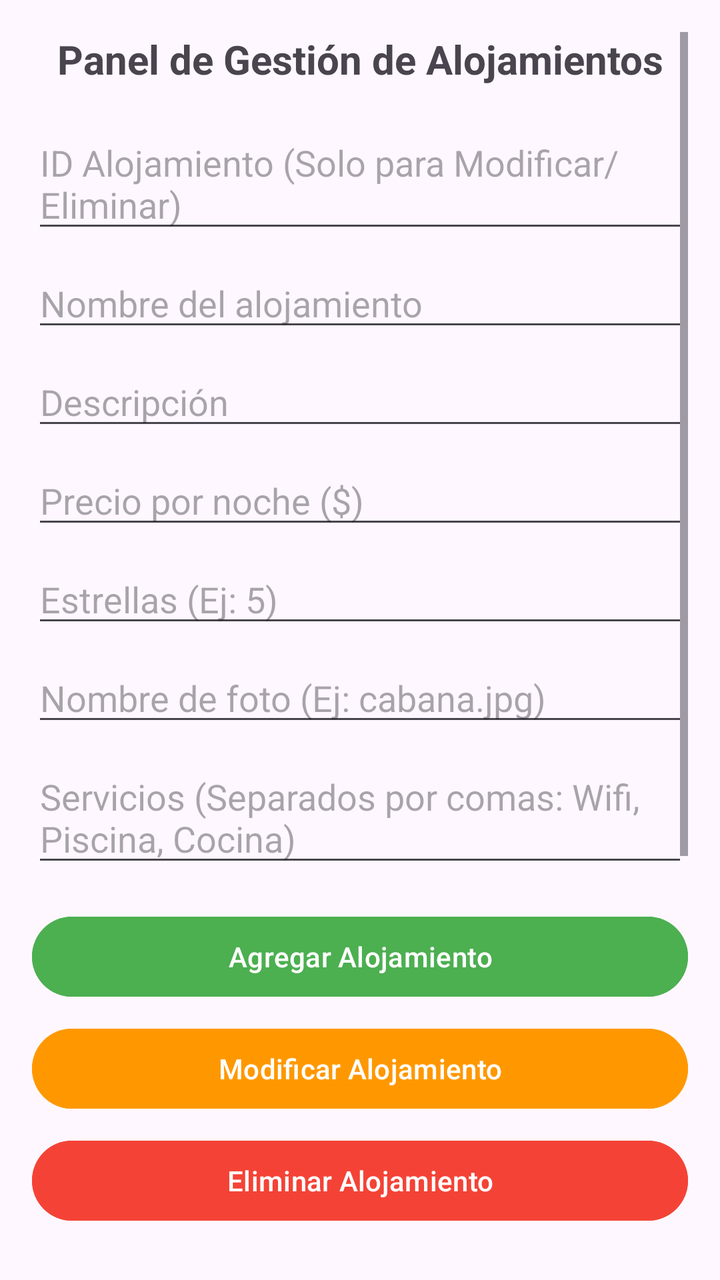
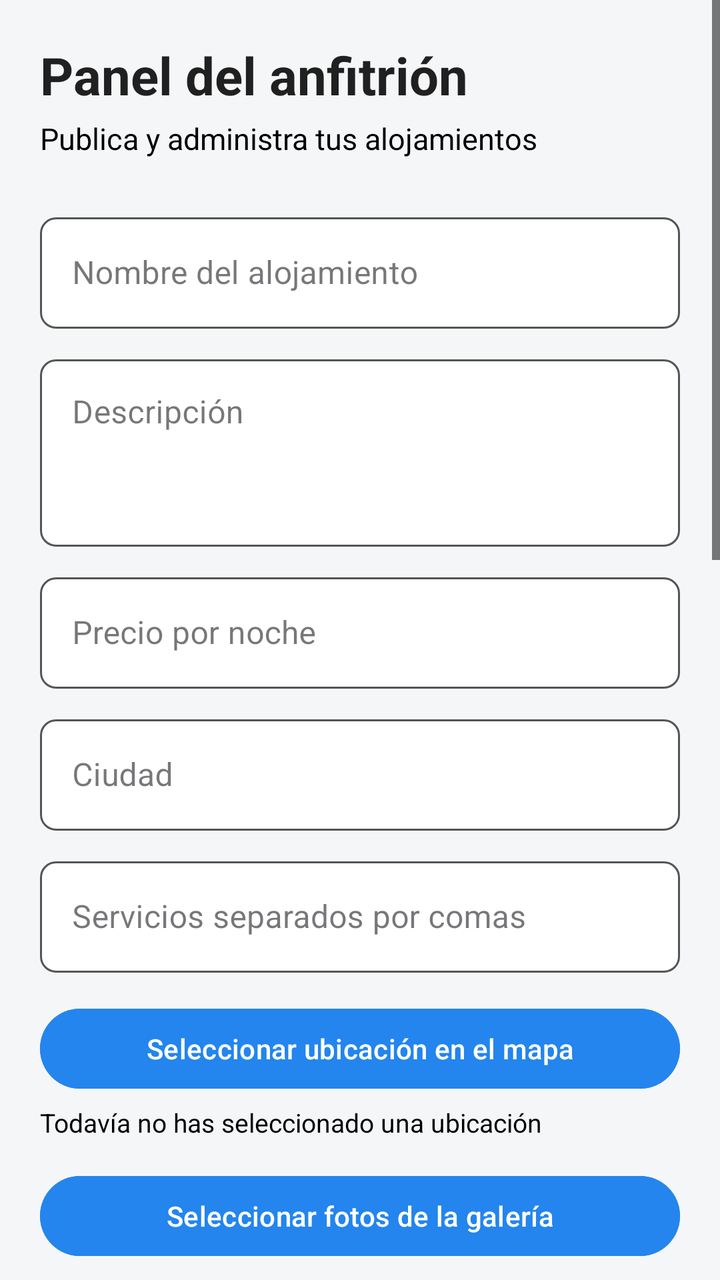

Two renders of the same Android screen: before a commit and after it. Below are the layout's source before the change and the commit's diff.
<!-- AndroidManifest.xml: application theme Theme.Pipabnb -->
<!-- res/layout/activity_gestion_alojamiento.xml -->
<?xml version="1.0" encoding="utf-8"?>
<ScrollView xmlns:android="http://schemas.android.com/apk/res/android"
    android:layout_width="match_parent"
    android:layout_height="match_parent"
    android:padding="16dp">

    <LinearLayout
        android:layout_width="match_parent"
        android:layout_height="wrap_content"
        android:orientation="vertical">

        <TextView
            android:layout_width="match_parent"
            android:layout_height="wrap_content"
            android:text="Panel de Gestión de Alojamientos"
            android:textSize="20sp"
            android:textStyle="bold"
            android:gravity="center"
            android:layout_marginBottom="16dp"/>

        <EditText
            android:id="@+id/inputId"
            android:layout_width="match_parent"
            android:layout_height="wrap_content"
            android:hint="ID Alojamiento (Solo para Modificar/Eliminar)"
            android:layout_marginBottom="8dp"/>

        <EditText
            android:id="@+id/inputNombre"
            android:layout_width="match_parent"
            android:layout_height="wrap_content"
            android:hint="Nombre del alojamiento"
            android:layout_marginBottom="8dp"/>

        <EditText
            android:id="@+id/inputDescripcion"
            android:layout_width="match_parent"
            android:layout_height="wrap_content"
            android:hint="Descripción"
            android:layout_marginBottom="8dp"/>

        <EditText
            android:id="@+id/inputPrecio"
            android:layout_width="match_parent"
            android:layout_height="wrap_content"
            android:hint="Precio por noche ($)"
            android:inputType="numberDecimal"
            android:layout_marginBottom="8dp"/>

        <EditText
            android:id="@+id/inputEstrellas"
            android:layout_width="match_parent"
            android:layout_height="wrap_content"
            android:hint="Estrellas (Ej: 5)"
            android:inputType="number"
            android:layout_marginBottom="8dp"/>

        <EditText
            android:id="@+id/inputFoto"
            android:layout_width="match_parent"
            android:layout_height="wrap_content"
            android:hint="Nombre de foto (Ej: cabana.jpg)"
            android:layout_marginBottom="8dp"/>

        
        <EditText
            android:id="@+id/inputServicios"
            android:layout_width="match_parent"
            android:layout_height="wrap_content"
            android:hint="Servicios (Separados por comas: Wifi, Piscina, Cocina)"
            android:layout_marginBottom="16dp"/>

        <Button
            android:id="@+id/btnAgregar"
            android:layout_width="match_parent"
            android:layout_height="wrap_content"
            android:text="Agregar Alojamiento"
            android:backgroundTint="#4CAF50"
            android:textColor="#FFFFFF"
            android:layout_marginBottom="8dp"/>

        <Button
            android:id="@+id/btnModificar"
            android:layout_width="match_parent"
            android:layout_height="wrap_content"
            android:text="Modificar Alojamiento"
            android:backgroundTint="#FF9800"
            android:textColor="#FFFFFF"
            android:layout_marginBottom="8dp"/>

        <Button
            android:id="@+id/btnEliminar"
            android:layout_width="match_parent"
            android:layout_height="wrap_content"
            android:text="Eliminar Alojamiento"
            android:backgroundTint="#F44336"
            android:textColor="#FFFFFF"
            android:layout_marginBottom="16dp"/>

        <Button
            android:id="@+id/btnVolver"
            android:layout_width="match_parent"
            android:layout_height="wrap_content"
            android:text="Volver"
            android:backgroundTint="#757575"
            android:textColor="#FFFFFF"/>

        <androidx.recyclerview.widget.RecyclerView
            android:id="@+id/recyclerGestion"
            android:layout_width="match_parent"
            android:layout_height="250dp"
            android:layout_marginTop="16dp"/>


    </LinearLayout>
</ScrollView>
<!-- resources referenced by this layout -->
<resources>
  <style name="Theme.Pipabnb" parent="Base.Theme.Pipabnb" />
  <style name="Base.Theme.Pipabnb" parent="Theme.Material3.DayNight.NoActionBar">
          
          
      </style>
</resources>

<!-- the commit's change to res/layout/activity_gestion_alojamiento.xml (unified diff, before → after) -->
@@ -1,116 +1,243 @@
 <?xml version="1.0" encoding="utf-8"?>
 <ScrollView xmlns:android="http://schemas.android.com/apk/res/android"
+    xmlns:app="http://schemas.android.com/apk/res-auto"
     android:layout_width="match_parent"
     android:layout_height="match_parent"
-    android:padding="16dp">
+    android:background="#F5F6F8"
+    android:fillViewport="true">
 
     <LinearLayout
         android:layout_width="match_parent"
         android:layout_height="wrap_content"
-        android:orientation="vertical">
-
-        <TextView
-            android:layout_width="match_parent"
-            android:layout_height="wrap_content"
-            android:text="Panel de Gestión de Alojamientos"
-            android:textSize="20sp"
-            android:textStyle="bold"
-            android:gravity="center"
-            android:layout_marginBottom="16dp"/>
+        android:orientation="vertical"
+        android:padding="20dp">
+
+        <TextView
+            android:layout_width="match_parent"
+            android:layout_height="wrap_content"
+            android:text="Panel del anfitrión"
+            android:textColor="#202020"
+            android:textSize="26sp"
+            android:textStyle="bold" />
+
+        <TextView
+            android:layout_width="match_parent"
+            android:layout_height="wrap_content"
+            android:layout_marginTop="4dp"
+            android:text="Publica y administra tus alojamientos"
+            android:textColor="#000000"
+            android:textSize="15sp" />
 
         <EditText
             android:id="@+id/inputId"
             android:layout_width="match_parent"
             android:layout_height="wrap_content"
-            android:hint="ID Alojamiento (Solo para Modificar/Eliminar)"
-            android:layout_marginBottom="8dp"/>
+            android:visibility="gone" />
+
+        <com.google.android.material.textfield.TextInputLayout
+            style="@style/PipabnbTextInputLayout"
+            android:layout_width="match_parent"
+            android:layout_height="wrap_content"
+            android:layout_marginTop="24dp"
+            android:hint="Nombre del alojamiento">
+
+            <com.google.android.material.textfield.TextInputEditText
+                android:id="@+id/inputNombre"
+                android:layout_width="match_parent"
+                android:layout_height="wrap_content"
+                android:inputType="textCapWords"
+                android:singleLine="true"
+                android:textColor="#000000" />
+        </com.google.android.material.textfield.TextInputLayout>
+
+        <com.google.android.material.textfield.TextInputLayout
+            style="@style/PipabnbTextInputLayout"
+            android:layout_width="match_parent"
+            android:layout_height="wrap_content"
+            android:layout_marginTop="10dp"
+            android:hint="Descripción">
+
+            <com.google.android.material.textfield.TextInputEditText
+                android:id="@+id/inputDescripcion"
+                android:layout_width="match_parent"
+                android:layout_height="wrap_content"
+                android:gravity="top"
+                android:inputType="textCapSentences|textMultiLine"
+                android:minLines="3"
+                android:textColor="#000000" />
+        </com.google.android.material.textfield.TextInputLayout>
+
+        <com.google.android.material.textfield.TextInputLayout
+            style="@style/PipabnbTextInputLayout"
+            android:layout_width="match_parent"
+            android:layout_height="wrap_content"
+            android:layout_marginTop="10dp"
+            android:hint="Precio por noche">
+
+            <com.google.android.material.textfield.TextInputEditText
+                android:id="@+id/inputPrecio"
+                android:layout_width="match_parent"
+                android:layout_height="wrap_content"
+                android:inputType="numberDecimal"
+                android:singleLine="true"
+                android:textColor="#000000" />
+        </com.google.android.material.textfield.TextInputLayout>
+
+        <com.google.android.material.textfield.TextInputLayout
+            style="@style/PipabnbTextInputLayout"
+            android:layout_width="match_parent"
+            android:layout_height="wrap_content"
+            android:layout_marginTop="10dp"
+            android:hint="Ciudad">
+
+            <com.google.android.material.textfield.TextInputEditText
+                android:id="@+id/inputCiudad"
+                android:layout_width="match_parent"
+                android:layout_height="wrap_content"
+                android:inputType="textCapWords"
+                android:singleLine="true"
+                android:textColor="#000000" />
+        </com.google.android.material.textfield.TextInputLayout>
+
+        <com.google.android.material.textfield.TextInputLayout
+            style="@style/PipabnbTextInputLayout"
+            android:layout_width="match_parent"
+            android:layout_height="wrap_content"
+            android:layout_marginTop="10dp"
+            android:hint="Servicios separados por comas">
+
+            <com.google.android.material.textfield.TextInputEditText
+                android:id="@+id/inputServicios"
+                android:layout_width="match_parent"
+                android:layout_height="wrap_content"
+                android:inputType="textCapWords"
+                android:singleLine="true"
+                android:textColor="#000000" />
+        </com.google.android.material.textfield.TextInputLayout>
 
         <EditText
-            android:id="@+id/inputNombre"
-            android:layout_width="match_parent"
-            android:layout_height="wrap_content"
-            android:hint="Nombre del alojamiento"
-            android:layout_marginBottom="8dp"/>
+            android:id="@+id/inputLatitud"
+            android:layout_width="match_parent"
+            android:layout_height="wrap_content"
+            android:visibility="gone" />
 
         <EditText
-            android:id="@+id/inputDescripcion"
-            android:layout_width="match_parent"
-            android:layout_height="wrap_content"
-            android:hint="Descripción"
-            android:layout_marginBottom="8dp"/>
-
-        <EditText
-            android:id="@+id/inputPrecio"
-            android:layout_width="match_parent"
-            android:layout_height="wrap_content"
-            android:hint="Precio por noche ($)"
-            android:inputType="numberDecimal"
-            android:layout_marginBottom="8dp"/>
-
-        <EditText
-            android:id="@+id/inputEstrellas"
-            android:layout_width="match_parent"
-            android:layout_height="wrap_content"
-            android:hint="Estrellas (Ej: 5)"
-            android:inputType="number"
-            android:layout_marginBottom="8dp"/>
-
-        <EditText
-            android:id="@+id/inputFoto"
-            android:layout_width="match_parent"
-            android:layout_height="wrap_content"
-            android:hint="Nombre de foto (Ej: cabana.jpg)"
-            android:layout_marginBottom="8dp"/>
-
-        
-        <EditText
-            android:id="@+id/inputServicios"
-            android:layout_width="match_parent"
-            android:layout_height="wrap_content"
-            android:hint="Servicios (Separados por comas: Wifi, Piscina, Cocina)"
-            android:layout_marginBottom="16dp"/>
+            android:id="@+id/inputLongitud"
+            android:layout_width="match_parent"
+            android:layout_height="wrap_content"
+            android:visibility="gone" />
+
+        <Button
+            android:id="@+id/btnSeleccionarUbicacion"
+            android:layout_width="match_parent"
+            android:layout_height="wrap_content"
+            android:layout_marginTop="14dp"
+            android:backgroundTint="#2385ED"
+            android:text="Seleccionar ubicación en el mapa"
+            android:textColor="#FFFFFF" />
+
+        <TextView
+            android:id="@+id/txtUbicacionSeleccionada"
+            android:layout_width="match_parent"
+            android:layout_height="wrap_content"
+            android:layout_marginTop="4dp"
+            android:text="Todavía no has seleccionado una ubicación"
+            android:textColor="#000000"
+            android:textSize="13sp" />
+
+        <Button
+            android:id="@+id/btnSeleccionarFotos"
+            android:layout_width="match_parent"
+            android:layout_height="wrap_content"
+            android:layout_marginTop="14dp"
+            android:backgroundTint="#2385ED"
+            android:text="Seleccionar fotos de la galería"
+            android:textColor="#FFFFFF" />
+
+        <TextView
+            android:id="@+id/txtFotosSeleccionadas"
+            android:layout_width="match_parent"
+            android:layout_height="wrap_content"
+            android:layout_marginTop="4dp"
+            android:text="Ninguna foto seleccionada"
+            android:textColor="#000000"
+            android:textSize="13sp" />
 
         <Button
             android:id="@+id/btnAgregar"
             android:layout_width="match_parent"
             android:layout_height="wrap_content"
-            android:text="Agregar Alojamiento"
+            android:layout_marginTop="22dp"
             android:backgroundTint="#4CAF50"
-            android:textColor="#FFFFFF"
-            android:layout_marginBottom="8dp"/>
+            android:text="Publicar alojamiento"
+            android:textColor="#FFFFFF" />
 
         <Button
             android:id="@+id/btnModificar"
             android:layout_width="match_parent"
             android:layout_height="wrap_content"
-            android:text="Modificar Alojamiento"
+            android:layout_marginTop="8dp"
             android:backgroundTint="#FF9800"
-            android:textColor="#FFFFFF"
-            android:layout_marginBottom="8dp"/>
+            android:text="Guardar cambios"
+            android:textColor="#FFFFFF" />
 
         <Button
             android:id="@+id/btnEliminar"
             android:layout_width="match_parent"
             android:layout_height="wrap_content"
-            android:text="Eliminar Alojamiento"
+            android:layout_marginTop="8dp"
             android:backgroundTint="#F44336"
-            android:textColor="#FFFFFF"
-            android:layout_marginBottom="16dp"/>
-
-        <Button
-            android:id="@+id/btnVolver"
-            android:layout_width="match_parent"
-            android:layout_height="wrap_content"
-            android:text="Volver"
+            android:text="Eliminar alojamiento"
+            android:textColor="#FFFFFF" />
+
+        <Button
+            android:id="@+id/btnLimpiar"
+            android:layout_width="match_parent"
+            android:layout_height="wrap_content"
+            android:layout_marginTop="8dp"
             android:backgroundTint="#757575"
-            android:textColor="#FFFFFF"/>
+            android:text="Limpiar"
+            android:textColor="#FFFFFF" />
+
+        <TextView
+            android:layout_width="match_parent"
+            android:layout_height="wrap_content"
+            android:layout_marginTop="26dp"
+            android:text="Alojamientos publicados"
+            android:textColor="#202020"
+            android:textSize="20sp"
+            android:textStyle="bold" />
+
+        <TextView
+            android:layout_width="match_parent"
+            android:layout_height="wrap_content"
+            android:layout_marginTop="4dp"
+            android:text="Toca una tarjeta para editarla o eliminarla"
+            android:textColor="#000000"
+            android:textSize="13sp" />
 
         <androidx.recyclerview.widget.RecyclerView
             android:id="@+id/recyclerGestion"
             android:layout_width="match_parent"
-            android:layout_height="250dp"
-            android:layout_marginTop="16dp"/>
-
+            android:layout_height="320dp"
+            android:layout_marginTop="12dp" />
+
+        <Button
+            android:id="@+id/btnVolver"
+            android:layout_width="match_parent"
+            android:layout_height="wrap_content"
+            android:layout_marginTop="16dp"
+            android:backgroundTint="#666666"
+            android:text="Volver" />
+
+        <Button
+            android:id="@+id/btnCerrarSesion"
+            android:layout_width="match_parent"
+            android:layout_height="wrap_content"
+            android:layout_marginTop="8dp"
+            android:layout_marginBottom="24dp"
+            android:backgroundTint="#202020"
+            android:text="Cerrar sesión" />
 
     </LinearLayout>
 </ScrollView>
<!-- resource entries referenced after the edit -->
@@ -1,9 +1,20 @@
 <!-- resources referenced by this layout -->
 <resources>
+  <style name="PipabnbTextInputLayout" parent="Widget.MaterialComponents.TextInputLayout.OutlinedBox">
+          <item name="boxStrokeColor">@color/input_outline</item>
+          <item name="hintTextColor">@color/input_outline</item>
+          <item name="boxBackgroundColor">#FFFFFF</item>
+          <item name="boxCornerRadiusTopStart">8dp</item>
+          <item name="boxCornerRadiusTopEnd">8dp</item>
+          <item name="boxCornerRadiusBottomStart">8dp</item>
+          <item name="boxCornerRadiusBottomEnd">8dp</item>
+      </style>
   <style name="Theme.Pipabnb" parent="Base.Theme.Pipabnb" />
-  <style name="Base.Theme.Pipabnb" parent="Theme.Material3.DayNight.NoActionBar">
-          
-          
+  <style name="Base.Theme.Pipabnb" parent="Theme.Material3.Light.NoActionBar">
+          <item name="android:textColorPrimary">@color/black</item>
+          <item name="android:textColorSecondary">@color/black</item>
+          <item name="android:textColorHint">@color/black</item>
       </style>
+  <color name="black">#FF000000</color>
 </resources>
 
